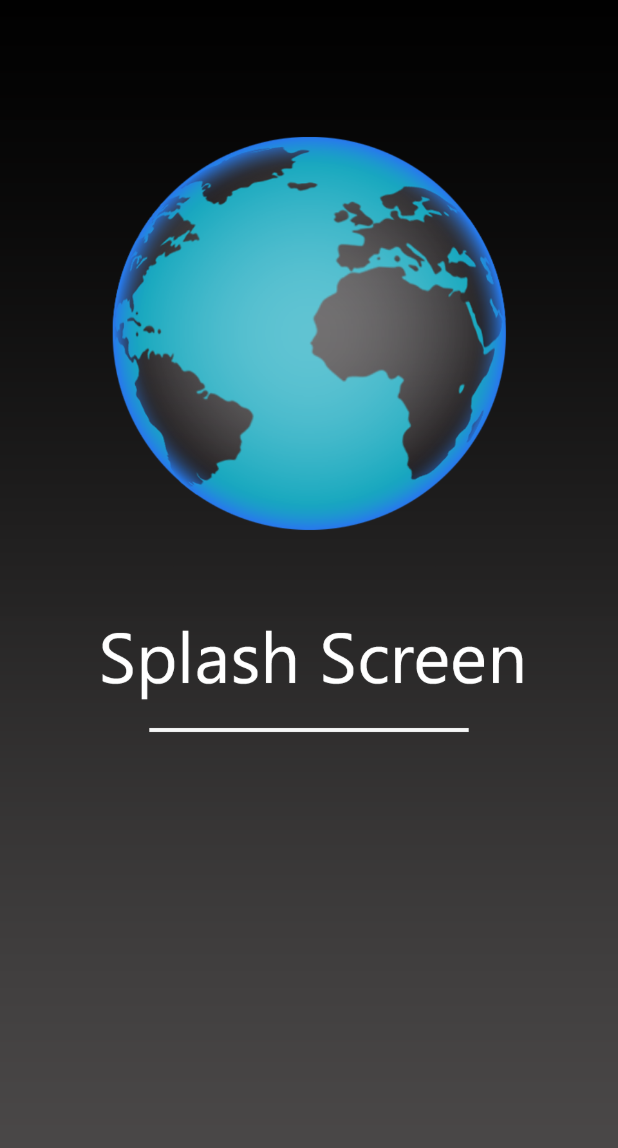
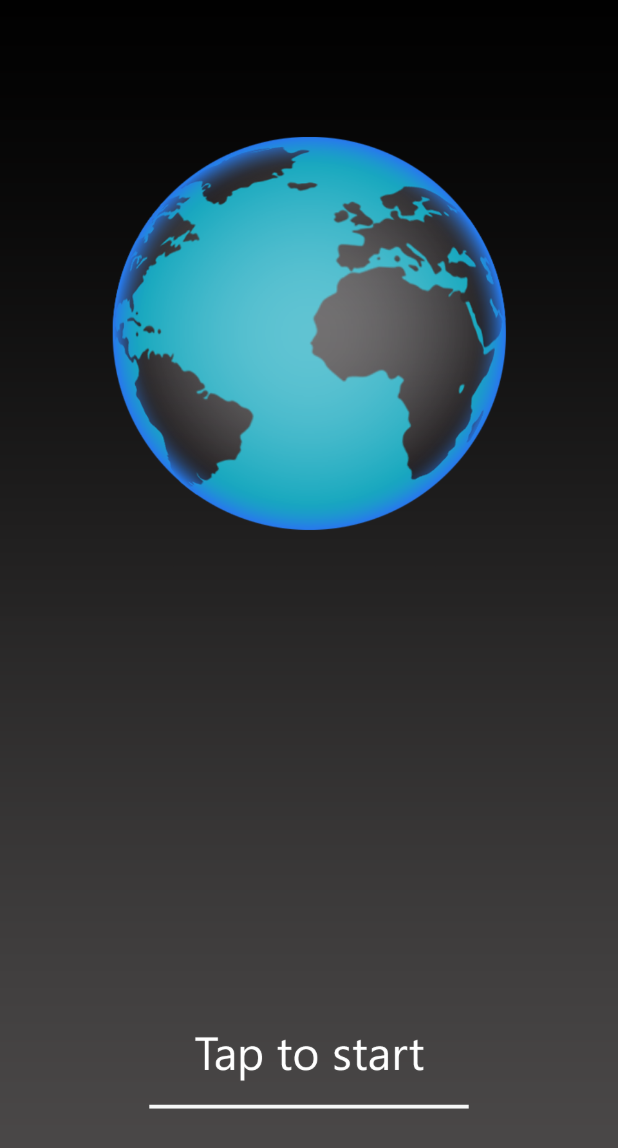
Before and after one commit to Nikolai-dev/technicus_app, a Flutter app: the screen it shows after launch, on a phone screen of 412 x 824 dp. Shown: the top 1148 px of the screen. Run offline on Flutter 3.47's test engine with Material 2 defaults, Android fonts, the phone set to English and light mode, and no system bars; our stand-ins replace google_maps_flutter.

Commit message:
Launch screen, neu neu

```diff
--- a/lib/main.dart
+++ b/lib/main.dart
@@ -28,7 +28,7 @@ class MyApp extends StatelessWidget {
           children: <Widget>[
             Container(
               decoration: BoxDecoration(
-                image: DecorationImage(image: AssetImage("assets/SplashScreen_V1.png"), fit: BoxFit.cover,),
+                image: DecorationImage(image: AssetImage("assets/SplashScreen_V2.png"), fit: BoxFit.cover,),
               ),
             ),
           ],
--- a/pubspec.yaml
+++ b/pubspec.yaml
@@ -65,6 +65,7 @@ flutter:
     - assets/SplashScreen_V1.png
     - assets/Menu_V1.png
     - assets/Menu_V2.png
+    - assets/SplashScreen_V2.png
 
 
   # An image asset can refer to one or more resolution-specific "variants", see
```
Also changed, not shown: assets/SplashScreen_V2.png (added), 2 other files.
